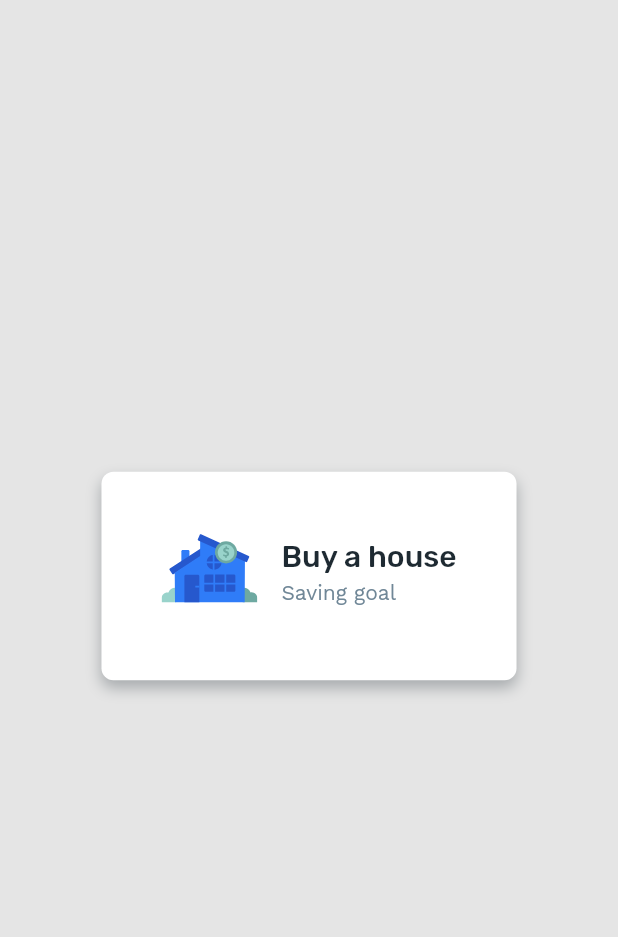
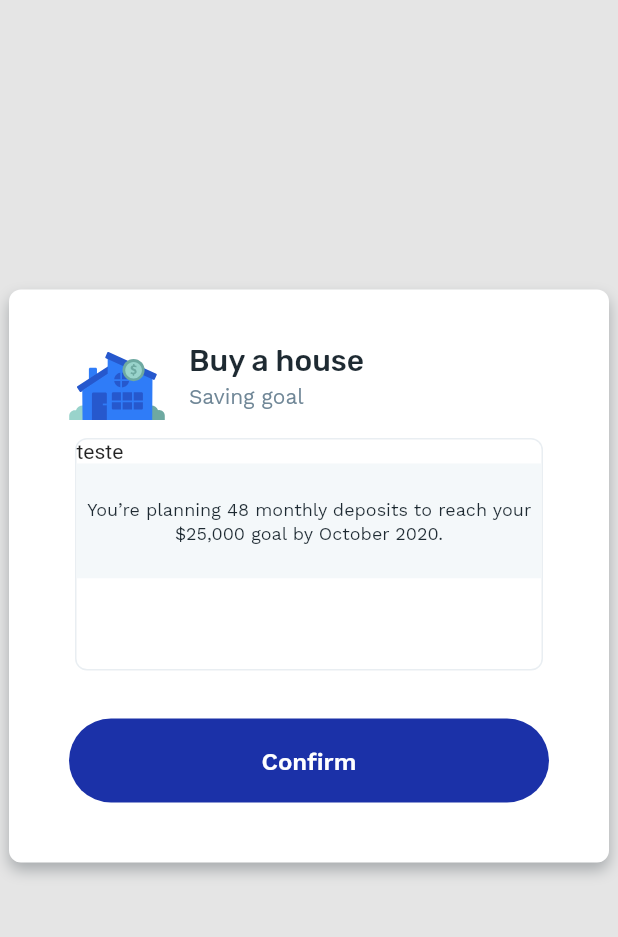
Before and after one commit to fernandamaiait/take-home-assignment, a Flutter app: the screen it shows after launch, on a phone screen of 412 x 824 dp, the part 84-1021 px from its top. Run offline on Flutter 3.47's test engine with Material 2 defaults, Android fonts, the phone set to English and light mode, and no system bars; our stand-ins replace flutter_svg, google_fonts.

```diff
--- a/lib/pages/home/components/header.dart
+++ b/lib/pages/home/components/header.dart
@@ -18,6 +18,8 @@ class Header extends StatelessWidget {
   Widget build(BuildContext context) {
     return Row(
       mainAxisSize: MainAxisSize.min,
+      mainAxisAlignment: MainAxisAlignment.start,
+      crossAxisAlignment: CrossAxisAlignment.start,
       children: [
         SvgPicture.asset(
           this.imagePath,
--- /dev/null
+++ b/lib/pages/home/components/input_area.dart
@@ -0,0 +1,10 @@
+import 'package:flutter/material.dart';
+
+class InputArea extends StatelessWidget {
+  const InputArea({Key? key}) : super(key: key);
+
+  @override
+  Widget build(BuildContext context) {
+    return Container();
+  }
+}
--- /dev/null
+++ b/lib/pages/home/components/monthly_amount_info.dart
@@ -0,0 +1,92 @@
+import 'package:flutter/material.dart';
+import 'package:take_home_assignment/design_system/theme_colors.dart';
+import 'package:take_home_assignment/design_system/typography.dart';
+import 'package:take_home_assignment/design_system/utils.dart';
+
+class MonthlyAmountInfo extends StatelessWidget {
+  const MonthlyAmountInfo({Key? key}) : super(key: key);
+
+  @override
+  Widget build(BuildContext context) {
+    return Container(
+      width: isLargeScreen(context) ? 480 : 312,
+      height: 155,
+      // padding: EdgeInsets.symmetric(
+      //     horizontal: isLargeScreen(context) ? 32 : 24, vertical: 24),
+      decoration: BoxDecoration(
+        borderRadius: BorderRadius.all(Radius.circular(8.0)),
+        border: Border.all(
+          width: 1,
+          color: ThemeColors.blueGray50,
+        ),
+      ),
+      child: Column(
+        children: [
+          Flexible(
+            flex: 1,
+            child: Expanded(
+              child: Container(
+                width: double.infinity,
+                child: Text('teste'),
+              ),
+            ),
+          ),
+          Flexible(
+            flex: 1,
+            child: Expanded(
+              child: Container(
+                width: double.infinity,
+                // padding: EdgeInsets.symmetric(
+                //   horizontal: 32,
+                //   vertical: 24,
+                // ),
+                color: ThemeColors.blueGray10,
+                child: Center(
+                  child: Text(
+                    'You’re planning 48 monthly deposits to reach your \$25,000 goal by October 2020.',
+                    style: ThemeTypography.caption(),
+                    textAlign: TextAlign.center,
+                  ),
+                ),
+              ),
+            ),
+          ),
+        ],
+      ),
+      // child: Expanded(
+      //   child: Row(
+      //     // mainAxisSize: MainAxisSize.max,
+      //     children: [
+      //       Expanded(
+      //         child: Column(
+      //           //     mainAxisSize: MainAxisSize.max,
+      //           children: [
+      //             Expanded(
+      //               child: Row(children: [
+      //                 Expanded(
+      //                   child: Container(
+      //                     color: Colors.red,
+      //                     child: Expanded(child: Text('teste')),
+      //                   ),
+      //                 ),
+      //               ]),
+      //             ),
+      //             Expanded(
+      //               child: Row(mainAxisSize: MainAxisSize.max, children: [
+      //                 Expanded(
+      //                   child: Container(
+      //                     color: Colors.green,
+      //                     child: Expanded(child: Text('teste')),
+      //                   ),
+      //                 ),
+      //               ]),
+      //             ),
+      //           ],
+      //         ),
+      //       )
+      //     ],
+      //   ),
+      // ),
+    );
+  }
+}
--- a/lib/pages/home/components/simulation_card.dart
+++ b/lib/pages/home/components/simulation_card.dart
@@ -1,6 +1,8 @@
 import 'package:flutter/material.dart';
+import 'package:take_home_assignment/design_system/components/cta.dart';
 import 'package:take_home_assignment/design_system/components/custom_card.dart';
 import 'package:take_home_assignment/pages/home/components/header.dart';
+import 'package:take_home_assignment/pages/home/components/monthly_amount_info.dart';
 
 class SimulationCard extends StatelessWidget {
   const SimulationCard({Key? key}) : super(key: key);
@@ -8,10 +10,23 @@ class SimulationCard extends StatelessWidget {
   @override
   Widget build(BuildContext context) {
     return CustomCard(
-      child: Header(
-        imagePath: 'assets/buy_a_house.svg',
-        title: 'Buy a house',
-        subtitle: 'Saving goal',
+      child: Column(
+        crossAxisAlignment: CrossAxisAlignment.start,
+        children: [
+          Header(
+            imagePath: 'assets/buy_a_house.svg',
+            title: 'Buy a house',
+            subtitle: 'Saving goal',
+          ),
+          Column(
+            mainAxisAlignment: MainAxisAlignment.center,
+            children: [
+              MonthlyAmountInfo(),
+              SizedBox(height: 32),
+              Cta(text: 'Confirm'),
+            ],
+          ),
+        ],
       ),
     );
   }
--- a/pubspec.yaml
+++ b/pubspec.yaml
@@ -28,6 +28,7 @@ dependencies:
   # Use with the CupertinoIcons class for iOS style icons.
   cupertino_icons: ^1.0.2
   flutter_svg: ^0.22.0
+  google_fonts: ^2.1.0
 
 dev_dependencies:
   flutter_test:
```
Also changed, not shown: pubspec.lock, 3 other files.
